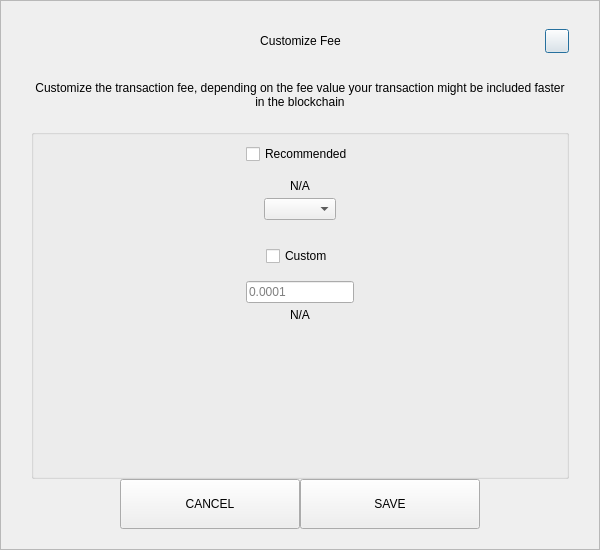
First picture: the form in src/qt/bltg/forms/sendcustomfeedialog.ui, repository minerric/BLTG, before the edit.
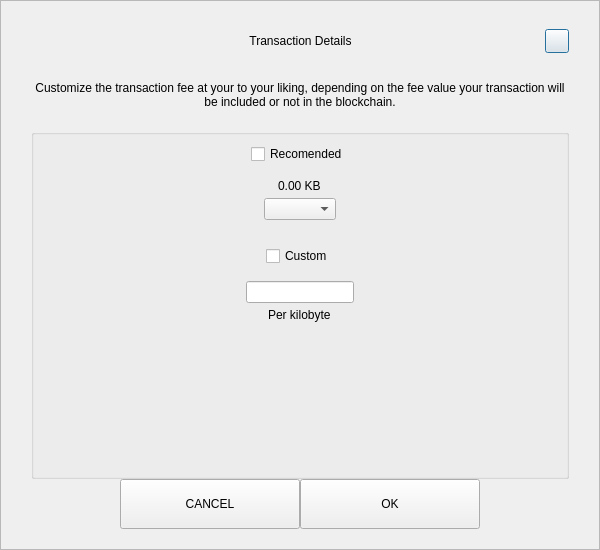
Second picture: the form after the edit.

Diff of the .ui file:
```diff
--- a/src/qt/bltg/forms/sendcustomfeedialog.ui
+++ b/src/qt/bltg/forms/sendcustomfeedialog.ui
@@ -92,7 +92,7 @@
            <string notr="true">padding-left:24px;</string>
           </property>
           <property name="text">
-           <string>Customize Fee</string>
+           <string>Transaction Details</string>
           </property>
           <property name="alignment">
            <set>Qt::AlignCenter</set>
@@ -155,7 +155,7 @@
       <item>
        <widget class="QLabel" name="labelMessage">
         <property name="text">
-         <string>Customize the transaction fee, depending on the fee value your transaction might be included faster in the blockchain</string>
+         <string>Customize the transaction fee at your to your liking, depending on the fee value your transaction will be included or not in the blockchain.</string>
         </property>
         <property name="alignment">
          <set>Qt::AlignCenter</set>
@@ -201,7 +201,7 @@
            <item alignment="Qt::AlignHCenter">
             <widget class="QCheckBox" name="checkBoxRecommended">
              <property name="text">
-              <string>Recommended</string>
+              <string>Recomended</string>
              </property>
             </widget>
            </item>
@@ -224,7 +224,7 @@
            <item alignment="Qt::AlignHCenter">
             <widget class="QLabel" name="labelFee">
              <property name="text">
-              <string notr="true">N/A</string>
+              <string>0.00 KB</string>
              </property>
             </widget>
            </item>
@@ -278,16 +278,12 @@
             </spacer>
            </item>
            <item alignment="Qt::AlignHCenter">
-            <widget class="QLineEdit" name="lineEditCustomFee">
-             <property name="placeholderText">
-              <string notr="true">0.0001</string>
-             </property>
-            </widget>
+            <widget class="QLineEdit" name="lineEditCustomFee"/>
            </item>
            <item alignment="Qt::AlignHCenter">
             <widget class="QLabel" name="labelCustomFee">
              <property name="text">
-              <string notr="true">N/A</string>
+              <string>Per kilobyte</string>
              </property>
             </widget>
            </item>
@@ -352,7 +348,7 @@
            <enum>Qt::NoFocus</enum>
           </property>
           <property name="text">
-           <string>SAVE</string>
+           <string>OK</string>
           </property>
          </widget>
         </item>
```
Left out of the diff: 2 changed lines with no effect on the pictures.
